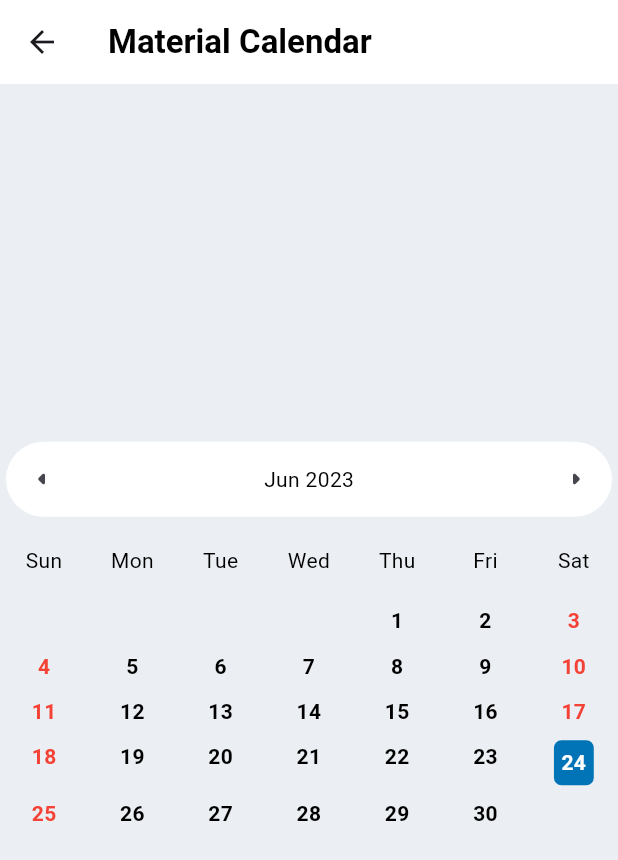
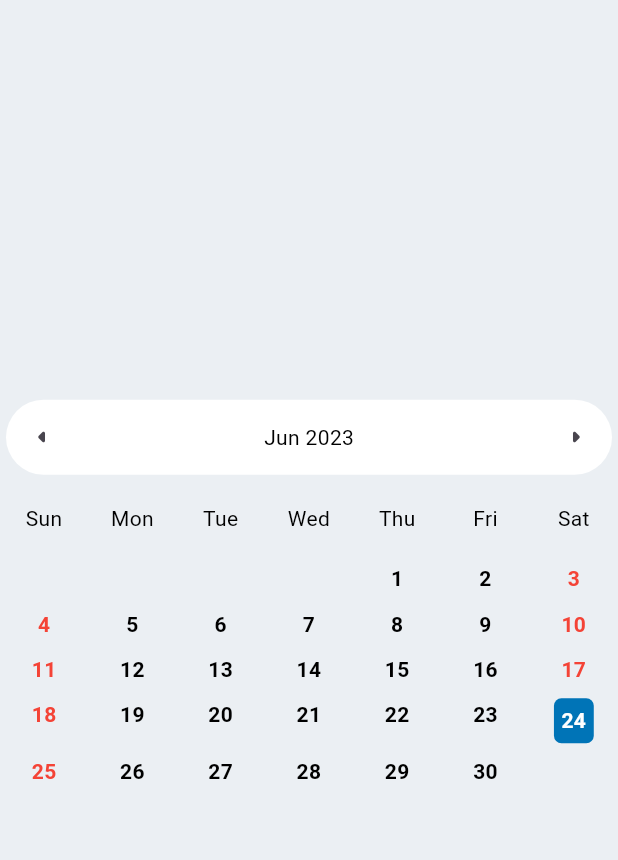
Before and after one commit to postboxat18/material_calendar_event, a Flutter app: the MaterialCalendarEvent screen opened directly with empty values, on a phone screen of 412 x 824 dp. Shown: the top 860 px of the screen. Run offline on Flutter 3.47's test engine with Material 2 defaults, Android fonts, the phone set to English and light mode, and no system bars.

Commit message:
updated calendar

```diff
--- a/example/pubspec.yaml
+++ b/example/pubspec.yaml
@@ -30,7 +30,7 @@ environment:
 dependencies:
   flutter:
     sdk: flutter
-  MaterialCalendarEvent:
+  material_calendar_event:
     git:
       url: https://github.com/AravinthC-18/material_calendar_event.git
 
--- a/lib/material_calendar_event.dart
+++ b/lib/material_calendar_event.dart
@@ -68,15 +68,6 @@ class MaterialCalendarEvent1 extends State<MaterialCalendarEvent> {
   Widget build(BuildContext context) {
     return Scaffold(
       backgroundColor: Color(0xffEBEFF3),
-      appBar: AppBar(
-          backgroundColor: Colors.white,
-          title: Row(
-            children: [
-              Text("Material Calendar",
-                  style: TextStyle(
-                      color: Colors.black, fontWeight: FontWeight.w700)),
-            ],
-          )),
       body: Center(
         child: Column(
           mainAxisAlignment: MainAxisAlignment.center,
```
Also changed, not shown: example/lib/main.dart (+8 -62 lines), example/pubspec.lock.
